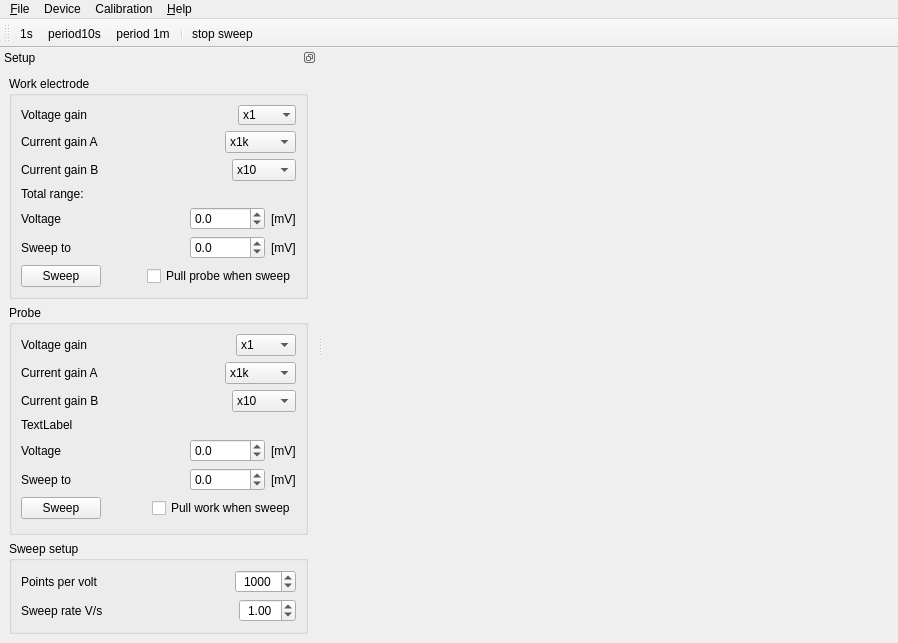
This is software/digitizer/src/main_wnd.ui in z80/digitizer as Qt 5 draws it before an edit. The edited form follows.
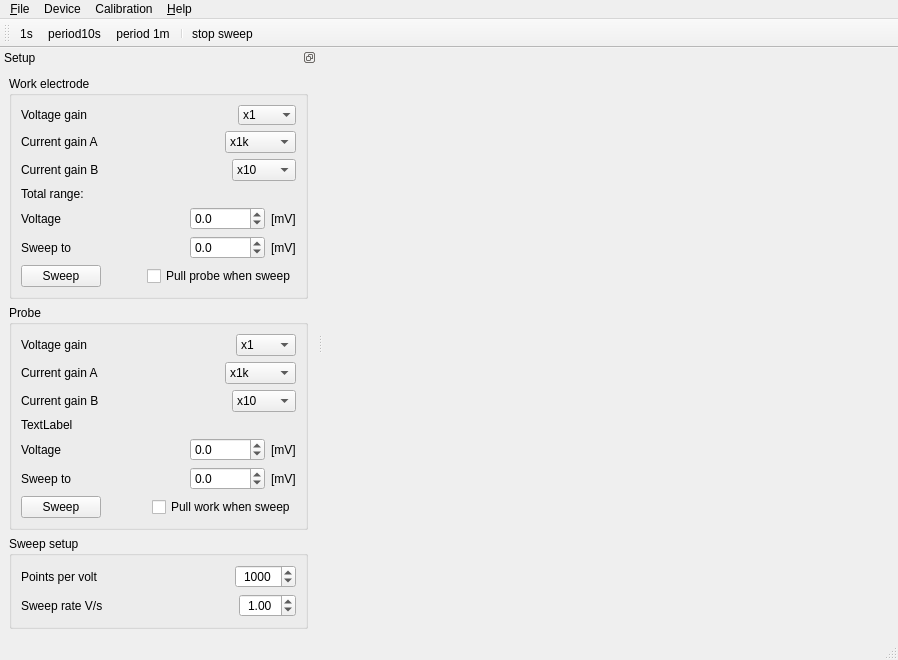
This is the edited form. Icons and pictures are not drawn.

What changed in the file:
```diff
--- a/software/digitizer/src/main_wnd.ui
+++ b/software/digitizer/src/main_wnd.ui
@@ -796,6 +796,7 @@
    <addaction name="separator"/>
    <addaction name="actionStop_sweep"/>
   </widget>
+  <widget class="QStatusBar" name="statusBar"/>
   <action name="action_Quit">
    <property name="text">
     <string>&amp;Quit</string>
```
